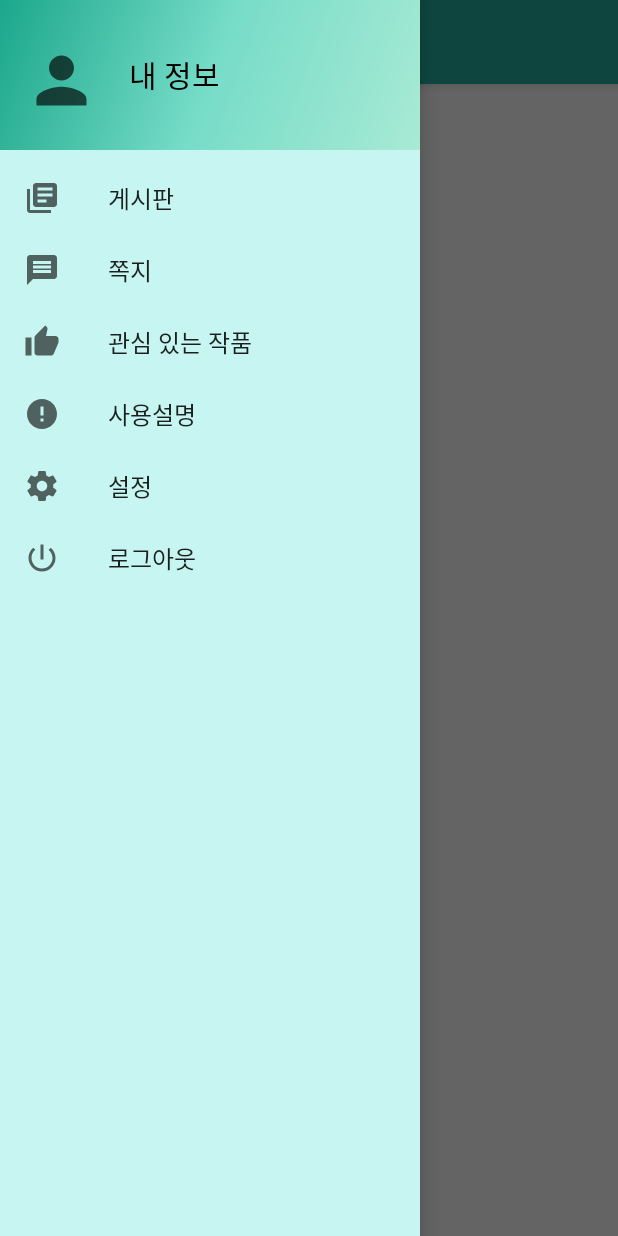
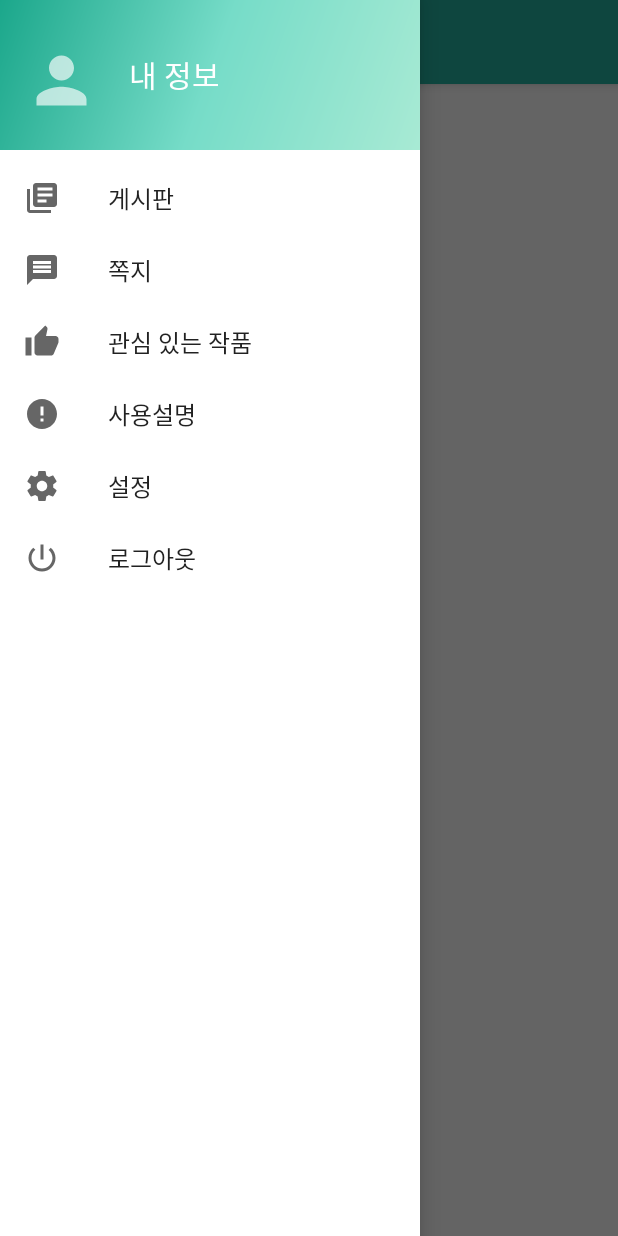
Before and after one commit to BeomSS/At, an Android app: the screen it shows after launch (MainActivity), with the side drawer open, on a phone screen of 412 x 824 dp. Run offline under Robolectric (Android 15) with nearby library versions, the phone set to English and light mode, and no system bars.

```diff
--- a/app/src/main/AndroidManifest.xml
+++ b/app/src/main/AndroidManifest.xml
@@ -24,6 +24,7 @@
         <activity android:name=".LikeActivity"/>
         <activity android:name=".SettingActivity"/>
         <activity android:name=".MyInfoListActivity"/>
+        <activity android:name=".Skin"/>
     </application>
 
 </manifest>
--- a/app/src/main/java/com/example/user/at/MainActivity.java
+++ b/app/src/main/java/com/example/user/at/MainActivity.java
@@ -1,9 +1,6 @@
 package com.example.user.at;
 
-import android.annotation.SuppressLint;
 import android.content.Intent;
-import android.content.SharedPreferences;
-import android.graphics.Color;
 import android.os.Bundle;
 import android.support.annotation.NonNull;
 import android.support.design.widget.NavigationView;
@@ -12,43 +9,27 @@ import android.support.v4.widget.DrawerLayout;
 import android.support.v7.app.ActionBarDrawerToggle;
 import android.support.v7.app.AppCompatActivity;
 import android.support.v7.widget.Toolbar;
-import android.util.Log;
-import android.view.Menu;
 import android.view.MenuItem;
 import android.view.View;
+import android.widget.LinearLayout;
 
 import java.util.Objects;
 
 public class MainActivity extends AppCompatActivity implements NavigationView.OnNavigationItemSelectedListener {
-    public final String preference = "com.example.user.at.preference";
-    public final String key = "skinStyle";
+//    Skin skin;
     @Override
     protected void onCreate(Bundle savedInstanceState) {
-        int skinCode = getPreferenceInt(key);
-        int color = getResources().getColor(R.color.colorMint);
-        Log.d("test", skinCode + "");
-        switch(skinCode){
-            case 1:
-                setTheme(R.style.AppThemeVer1);
-                color = getResources().getColor(R.color.colorMint);
-                break;
-            case 2:
-                setTheme(R.style.AppThemeVer2);
-                color = getResources().getColor(R.color.colorBlue);
-                break;
-            case 3:
-                setTheme(R.style.AppThemeVer3);
-                color = getResources().getColor(R.color.colorBlack);
-                break;
-        }
-
+        /*skin = new Skin(this);
+        int color = skin.skinSetting();
+        int skinCode = skin.skinCode;*/
         super.onCreate(savedInstanceState);
+        setTheme(R.style.AppTheme_NoActionBar);
         setContentView(R.layout.activity_main);
 
         final Toolbar toolbar = (Toolbar) findViewById(R.id.toolbar);
         setSupportActionBar(toolbar);               //커스텀 타이틀 사용
         Objects.requireNonNull(getSupportActionBar()).setDisplayShowTitleEnabled(false);        //커스텀 타이틀을 사용하기 때문에 기존 타이틀 사용 안함
-        toolbar.setBackgroundColor(color);
+//        toolbar.setBackgroundColor(color);
 
         DrawerLayout drawer = (DrawerLayout) findViewById(R.id.drawer_layout);
         ActionBarDrawerToggle toggle = new ActionBarDrawerToggle(
@@ -58,6 +39,19 @@ public class MainActivity extends AppCompatActivity implements NavigationView.On
 
         NavigationView navigationView = (NavigationView) findViewById(R.id.nav_view);
         navigationView.setNavigationItemSelectedListener(this);
+        View headerView = navigationView.getHeaderView(0);
+        LinearLayout headerLayout = headerView.findViewById(R.id.myInfoBtnLayout);
+        /*switch(skinCode){
+            case 1:
+                headerLayout.setBackground(getResources().getDrawable(R.drawable.side_nav_bar_mint));
+                break;
+            case 2:
+                headerLayout.setBackground(getResources().getDrawable(R.drawable.side_nav_bar_blue));
+                break;
+            case 3:
+                headerLayout.setBackground(getResources().getDrawable(R.drawable.side_nav_bar_black));
+                break;
+        }*/
     }
 
     public void my_info(View v){            //내정보(네비게이션 드로어 헤더 부분) 클릭 시
@@ -128,34 +122,21 @@ public class MainActivity extends AppCompatActivity implements NavigationView.On
         return true;
     }
 
-    @SuppressLint("ApplySharedPref")
-    public void setPreference(String key, int value) {
-        SharedPreferences pref = getSharedPreferences(preference, MODE_PRIVATE);
-        SharedPreferences.Editor editor = pref.edit();
-        editor.putInt(key, value);
-        editor.commit();
-    }
-
-    public int getPreferenceInt(String key) {
-        SharedPreferences pref = getSharedPreferences(preference, MODE_PRIVATE);
-        return pref.getInt(key, 1);
-    }
-
-    public void changeSkin(View v){
+    /*public void changeSkin(View v){
         switch(v.getId()){
             case R.id.btn1:
-                setPreference(key, 1);
+                skin.setPreference(skin.key, 1);
                 break;
             case R.id.btn2:
-                setPreference(key, 2);
+                skin.setPreference(skin.key, 2);
                 break;
             case R.id.btn3:
-                setPreference(key, 3);
+                skin.setPreference(skin.key, 3);
                 break;
         }
         Intent intent = new Intent(this, MainActivity.class);
         startActivity(intent);
         finish();
-    }
+    }*/
 
 }
--- /dev/null
+++ b/app/src/main/res/drawable-v21/ic_person_white_24dp.xml
@@ -0,0 +1,5 @@
+<vector android:alpha="0.66" android:height="50dp"
+    android:viewportHeight="24.0" android:viewportWidth="24.0"
+    android:width="50dp" xmlns:android="http://schemas.android.com/apk/res/android">
+    <path android:fillColor="#FFFFFFFF" android:pathData="M12,12c2.21,0 4,-1.79 4,-4s-1.79,-4 -4,-4 -4,1.79 -4,4 1.79,4 4,4zM12,14c-2.67,0 -8,1.34 -8,4v2h16v-2c0,-2.66 -5.33,-4 -8,-4z"/>
+</vector>
--- /dev/null
+++ b/app/src/main/res/drawable/side_nav_bar_black.xml
@@ -0,0 +1,10 @@
+<?xml version="1.0" encoding="utf-8"?>
+<shape xmlns:android="http://schemas.android.com/apk/res/android"
+    android:shape="rectangle">
+    <gradient
+        android:angle="135"
+        android:centerColor="#545454"
+        android:endColor="#3a3a3a"
+        android:startColor="#818181"
+        android:type="linear" />
+</shape>
--- /dev/null
+++ b/app/src/main/res/drawable/side_nav_bar_blue.xml
@@ -0,0 +1,10 @@
+<?xml version="1.0" encoding="utf-8"?>
+<shape xmlns:android="http://schemas.android.com/apk/res/android"
+    android:shape="rectangle">
+    <gradient
+        android:angle="135"
+        android:centerColor="#769bdc"
+        android:endColor="#1b40a7"
+        android:startColor="#a8c5ea"
+        android:type="linear" />
+</shape>
--- a/app/src/main/res/layout/activity_main.xml
+++ b/app/src/main/res/layout/activity_main.xml
@@ -25,13 +25,14 @@
                 android:layout_width="match_parent"
                 android:layout_height="?attr/actionBarSize"
                 app:popupTheme="@style/AppTheme.PopupOverlay">
+
                 <TextView
                     android:id="@+id/toolbar_Title"
                     android:layout_width="wrap_content"
                     android:layout_height="wrap_content"
                     android:text="@string/app_name"
-                    android:textSize="@dimen/toolBar_title_text"
-                    android:textColor="@color/colorWhite"/>
+                    android:textColor="@color/colorWhite"
+                    android:textSize="@dimen/toolBar_title_text" />
             </android.support.v7.widget.Toolbar>
 
         </android.support.design.widget.AppBarLayout>
@@ -48,35 +49,37 @@
             <TextView
                 android:layout_width="wrap_content"
                 android:layout_height="wrap_content"
-                android:text="메인"/>
-            <Button
+                android:text="메인" />
+
+            <!--<Button
                 android:id="@+id/btn1"
                 android:layout_width="wrap_content"
                 android:layout_height="wrap_content"
                 android:onClick="changeSkin"
-                app:layout_constraintTop_toTopOf="parent"
+                app:layout_constraintBottom_toTopOf="@+id/btn2"
                 app:layout_constraintLeft_toLeftOf="parent"
                 app:layout_constraintRight_toRightOf="parent"
-                app:layout_constraintBottom_toTopOf="@+id/btn2"/>
+                app:layout_constraintTop_toTopOf="parent" />
+
             <Button
                 android:id="@+id/btn2"
                 android:layout_width="wrap_content"
                 android:layout_height="wrap_content"
                 android:onClick="changeSkin"
-                app:layout_constraintTop_toBottomOf="@+id/btn1"
+                app:layout_constraintBottom_toTopOf="@id/btn3"
                 app:layout_constraintLeft_toLeftOf="parent"
                 app:layout_constraintRight_toRightOf="parent"
-                app:layout_constraintBottom_toTopOf="@id/btn3"/>
+                app:layout_constraintTop_toBottomOf="@+id/btn1" />
+
             <Button
                 android:id="@+id/btn3"
                 android:layout_width="wrap_content"
                 android:layout_height="wrap_content"
                 android:onClick="changeSkin"
-                app:layout_constraintTop_toBottomOf="@id/btn2"
+                app:layout_constraintBottom_toBottomOf="parent"
                 app:layout_constraintLeft_toLeftOf="parent"
                 app:layout_constraintRight_toRightOf="parent"
-                app:layout_constraintBottom_toBottomOf="parent"/>
-
+                app:layout_constraintTop_toBottomOf="@id/btn2" />-->
 
         </android.support.constraint.ConstraintLayout>
 
@@ -87,10 +90,10 @@
         android:layout_width="wrap_content"
         android:layout_height="match_parent"
         android:layout_gravity="start"
+        android:background="@color/colorWhite"
         android:fitsSystemWindows="true"
         app:headerLayout="@layout/nav_header_main"
-        app:menu="@menu/activity_main_drawer"
-        android:background="@color/colorBrightMint"
-        app:itemTextAppearance="?attr/textAppearanceLargePopupMenu"/>
+        app:itemTextAppearance="?attr/textAppearanceLargePopupMenu"
+        app:menu="@menu/activity_main_drawer" />
 
 </android.support.v4.widget.DrawerLayout>
--- a/app/src/main/res/layout/nav_header_main.xml
+++ b/app/src/main/res/layout/nav_header_main.xml
@@ -2,11 +2,11 @@
 <LinearLayout xmlns:android="http://schemas.android.com/apk/res/android"
     xmlns:app="http://schemas.android.com/apk/res-auto"
     xmlns:tools="http://schemas.android.com/tools"
-    android:id="@+id/my_info_btn_layout"
+    android:id="@+id/myInfoBtnLayout"
     android:onClick="my_info"
     android:layout_width="match_parent"
     android:layout_height="@dimen/nav_header_height"
-    android:background="@drawable/side_nav_bar"
+    android:background="@drawable/side_nav_bar_mint"
     android:gravity="center_vertical"
     android:orientation="horizontal"
     android:paddingBottom="@dimen/activity_vertical_margin"
@@ -16,18 +16,19 @@
     android:theme="@style/ThemeOverlay.AppCompat.Dark">
 
     <ImageView
-        android:id="@+id/imageView"
+        android:id="@+id/imgHeaderIcon"
         android:layout_width="wrap_content"
         android:layout_height="wrap_content"
         android:paddingTop="@dimen/nav_header_vertical_spacing"
-        app:srcCompat="@drawable/ic_person_black_24dp"
+        app:srcCompat="@drawable/ic_person_white_24dp"
         tools:ignore="VectorDrawableCompat" />
     <TextView
+        android:id="@+id/tvHeaderTitle"
         android:layout_width="@dimen/nav_header_textView"
         android:layout_height="wrap_content"
         android:gravity="center"
         android:text="내 정보"
-        android:textColor="@color/colorBlack"
+        android:textColor="@color/colorWhite"
         android:textSize="@dimen/nav_header_text"/>
 
 </LinearLayout>
--- a/build.gradle
+++ b/build.gradle
@@ -7,7 +7,7 @@ buildscript {
         jcenter()
     }
     dependencies {
-        classpath 'com.android.tools.build:gradle:3.1.3'
+        classpath 'com.android.tools.build:gradle:3.1.4'
 
 
         // NOTE: Do not place your application dependencies here; they belong
```
Also changed, not shown: app/src/main/java/com/example/user/at/Skin.java (added, +51 -0 lines), app/src/main/res/drawable-v21/ic_menu_camera.xml (deleted, +0 -12 lines), app/src/main/res/drawable-v21/ic_menu_gallery.xml (deleted, +0 -9 lines), app/src/main/res/drawable/ic_music_note_black_24dp.xml (deleted, +0 -9 lines), app/src/main/res/drawable/side_nav_bar_mint.xml (renamed from app/src/main/res/drawable/side_nav_bar.xml).
